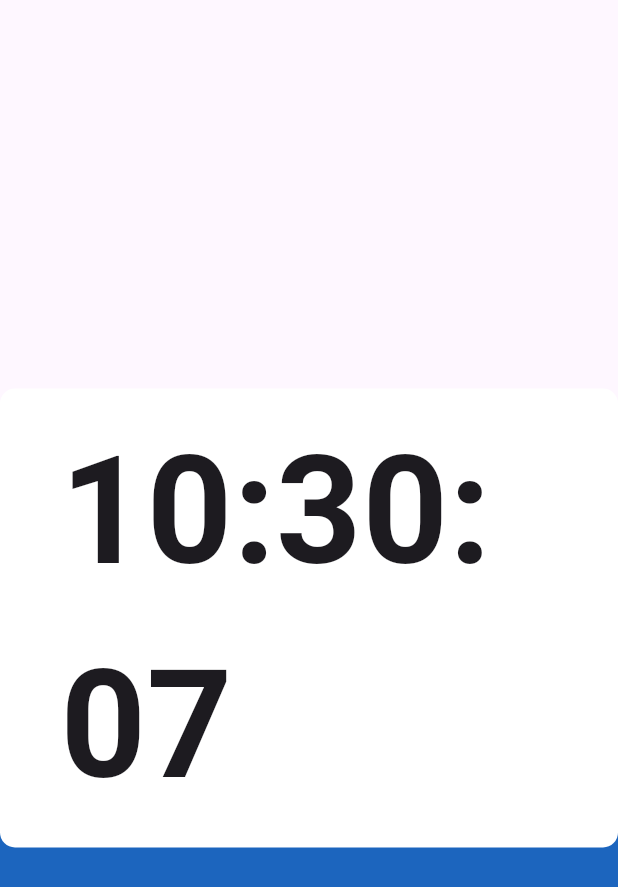
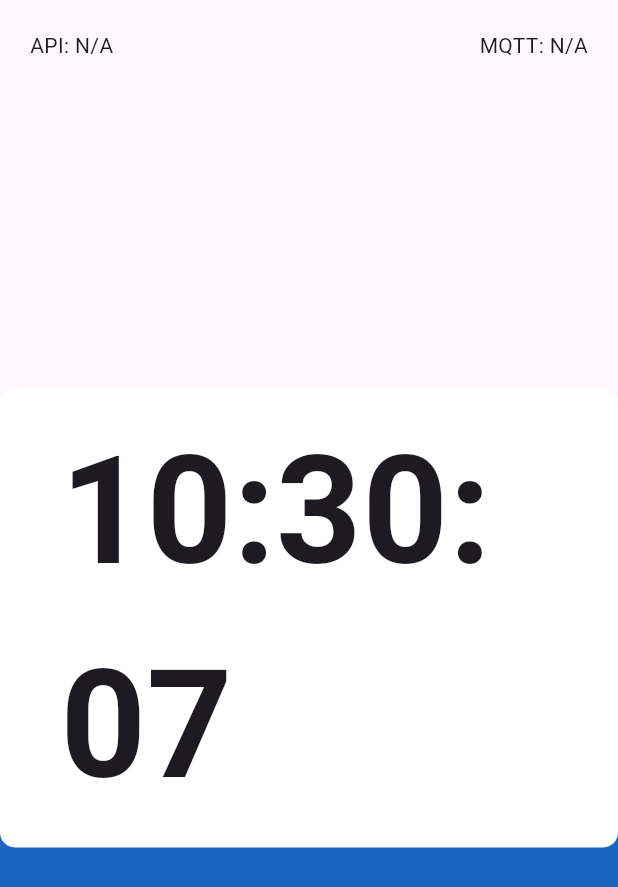
Before and after one commit to ilhamwd/raspberry_screen_test, a Flutter app: the screen it shows after launch, on a phone screen of 412 x 824 dp. Shown: the top 887 px of the screen. Run offline on Flutter 3.47's test engine with Material 3 defaults, Android fonts, the phone set to English and light mode, and no system bars; missing offline and left inert: mqtt_client; network calls fail.

Commit message:
feat/rest API and MQTT

```diff
--- a/lib/main.dart
+++ b/lib/main.dart
@@ -1,7 +1,11 @@
 import 'dart:async';
+import 'dart:convert';
 import 'dart:math';
 
 import 'package:flutter/material.dart';
+import 'package:http/http.dart';
+import 'package:mqtt_client/mqtt_client.dart';
+import 'package:mqtt_client/mqtt_server_client.dart';
 
 void main() {
   runApp(const MyApp());
@@ -14,6 +18,7 @@ class MyApp extends StatelessWidget {
   Widget build(BuildContext context) {
     return MaterialApp(
       title: 'Flutter Demo',
+      debugShowCheckedModeBanner: false,
       theme: ThemeData(
         useMaterial3: true,
       ),
@@ -30,12 +35,35 @@ class Home extends StatefulWidget {
 }
 
 class _HomeState extends State<Home> {
+  String? dataFromApi;
+  String? dataFromMqtt;
+
   @override
   void initState() {
     super.initState();
 
+    final client = MqttServerClient("127.0.0.1", "gwej");
+
+    client.onConnected = () {
+      client.subscribe("random/number", MqttQos.atLeastOnce);
+      client.updates!.listen((event) {
+        setState(() {
+          dataFromMqtt = MqttPublishPayload.bytesToStringAsString(
+              (event.first.payload as MqttPublishMessage).payload.message);
+          ;
+        });
+      });
+    };
+
+    client.connect();
+
     Timer.periodic(const Duration(milliseconds: 500), (timer) {
-      setState(() {});
+      setState(() {
+        get(Uri.parse("http://localhost/random/number")).then((value) {
+          final data = jsonDecode(value.body);
+          dataFromApi = data['number'].toString();
+        });
+      });
     });
   }
 
@@ -46,6 +74,19 @@ class _HomeState extends State<Home> {
 
     return Scaffold(
         body: Stack(children: [
+      Align(
+          alignment: Alignment.topCenter,
+          child: Container(
+            padding: const EdgeInsets.all(20),
+            width: double.infinity,
+            child: Row(
+              children: [
+                Text("API: ${dataFromApi ?? "N/A"}"),
+                const Spacer(),
+                Text("MQTT: ${dataFromMqtt ?? "N/A"}")
+              ],
+            ),
+          )),
       Column(
         children: [
           const Spacer(),
--- a/pubspec.yaml
+++ b/pubspec.yaml
@@ -35,6 +35,8 @@ dependencies:
   # The following adds the Cupertino Icons font to your application.
   # Use with the CupertinoIcons class for iOS style icons.
   cupertino_icons: ^1.0.2
+  http: ^1.1.2
+  mqtt_client: ^10.0.1
 
 dev_dependencies:
   flutter_test:
```
Also changed, not shown: pubspec.lock, 1 other file.
